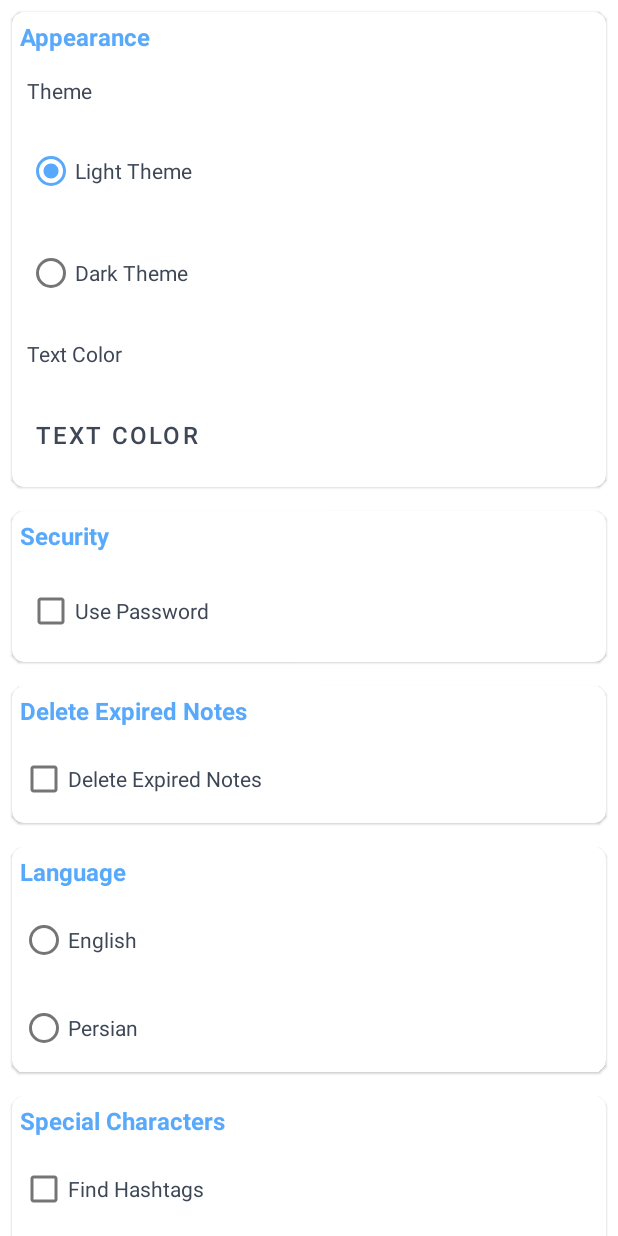
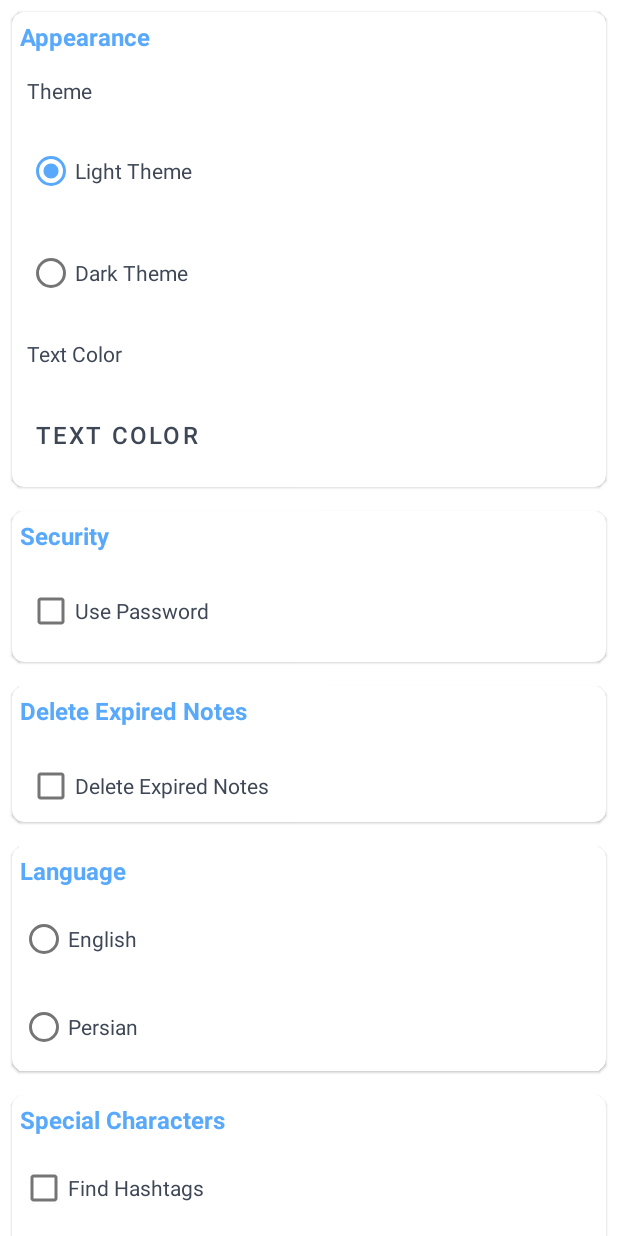
Before and after one commit to KeyvanSa/NoteBook, an Android app: the layout activity_settings.xml on its own in the app's theme, with its tools: preview values and no code run, on a phone screen of 412 x 824 dp. Run offline under Robolectric (Android 15) with nearby library versions, the phone set to English and light mode, and no system bars.

Commit message:
some changes 5.0

```diff
--- a/app/src/main/res/layout/activity_settings.xml
+++ b/app/src/main/res/layout/activity_settings.xml
@@ -9,9 +9,9 @@
     tools:context=".Activity.SettingsActivity">
 
     <LinearLayout
-        android:orientation="vertical"
         android:layout_width="match_parent"
-        android:layout_height="wrap_content">
+        android:layout_height="wrap_content"
+        android:orientation="vertical">
 
         <androidx.cardview.widget.CardView
             android:id="@+id/cardView"
@@ -22,9 +22,9 @@
             app:cardCornerRadius="8dp"
             app:cardElevation="1dp">
             <LinearLayout
-                android:orientation="vertical"
                 android:layout_width="match_parent"
-                android:layout_height="wrap_content">
+                android:layout_height="wrap_content"
+                android:orientation="vertical">
 
                 <TextView
                     android:id="@+id/textViewTitle1"
@@ -89,23 +89,23 @@
                     android:textSize="14sp" />
 
                 <LinearLayout
+                    android:id="@+id/linearColorButtons"
                     android:layout_width="match_parent"
                     android:layout_height="wrap_content"
-                    android:orientation="vertical"
                     android:layout_below="@id/textViewTextColor"
-                    android:id="@+id/linearColorButtons"
-                    android:layout_margin="5dp">
+                    android:layout_margin="5dp"
+                    android:orientation="vertical">
 
                     <com.google.android.material.button.MaterialButton
                         android:id="@+id/buttonTextColor"
                         style="@style/firstButton"
-                        android:background="#00000000"
-                        android:textColor="?attr/textColor"
-                        android:gravity="start|center_vertical"
                         android:layout_width="match_parent"
                         android:layout_height="wrap_content"
                         android:layout_margin="5dp"
-                        android:text="@string/text_color" />
+                        android:background="#00000000"
+                        android:gravity="start|center_vertical"
+                        android:text="@string/text_color"
+                        android:textColor="?attr/textColor" />
 
                 </LinearLayout>
             </LinearLayout>
@@ -120,9 +120,9 @@
             app:cardCornerRadius="8dp"
             app:cardElevation="1dp">
             <LinearLayout
-                android:orientation="vertical"
                 android:layout_width="match_parent"
-                android:layout_height="wrap_content">
+                android:layout_height="wrap_content"
+                android:orientation="vertical">
                 <TextView
                     android:id="@+id/textViewTitle2"
                     style="@style/textViewTitle"
@@ -237,9 +237,9 @@
             app:cardCornerRadius="8dp"
             app:cardElevation="1dp">
             <LinearLayout
-                android:orientation="vertical"
                 android:layout_width="match_parent"
-                android:layout_height="wrap_content">
+                android:layout_height="wrap_content"
+                android:orientation="vertical">
                 <TextView
                     android:id="@+id/textViewTitle3"
                     style="@style/textViewTitle"
@@ -257,8 +257,9 @@
                     style="@style/textViewTitle"
                     android:layout_width="match_parent"
                     android:layout_height="wrap_content"
-                    android:layout_below="@id/textViewTitle2"
-                    android:layout_margin="5dp"
+                    android:layout_marginLeft="10dp"
+                    android:layout_marginTop="10dp"
+                    android:layout_marginRight="10dp"
                     android:text="@string/delete_timer"
                     android:textSize="14sp" />
 
@@ -266,8 +267,9 @@
                     android:id="@+id/linearExpiredNotes"
                     android:layout_width="match_parent"
                     android:layout_height="wrap_content"
-                    android:layout_below="@id/checkboxUsePassword"
-                    android:layout_margin="5dp"
+                    android:layout_marginLeft="10dp"
+                    android:layout_marginRight="10dp"
+                    android:layout_marginBottom="10dp"
                     android:orientation="vertical"
                     android:visibility="gone">
 
@@ -276,7 +278,6 @@
                         style="@style/textViewTitle"
                         android:layout_width="match_parent"
                         android:layout_height="wrap_content"
-                        android:layout_margin="10dp"
                         android:alpha="0.7"
                         android:text="@string/expire_notes_information"
                         android:textSize="12sp" />
@@ -295,9 +296,9 @@
             app:cardCornerRadius="8dp"
             app:cardElevation="1dp">
             <LinearLayout
-                android:orientation="vertical"
                 android:layout_width="match_parent"
-                android:layout_height="wrap_content">
+                android:layout_height="wrap_content"
+                android:orientation="vertical">
                 <TextView
                     android:id="@+id/textViewTitle4"
                     style="@style/textViewTitle"
@@ -311,9 +312,9 @@
                     android:textStyle="bold" />
 
                <RadioGroup
-                   android:orientation="vertical"
                    android:layout_width="match_parent"
-                   android:layout_height="wrap_content">
+                   android:layout_height="wrap_content"
+                   android:orientation="vertical">
 
                    <com.google.android.material.radiobutton.MaterialRadioButton
                        android:id="@+id/radioButtonEnglishLanguage"
@@ -349,9 +350,9 @@
             app:cardCornerRadius="8dp"
             app:cardElevation="1dp">
             <LinearLayout
-                android:orientation="vertical"
                 android:layout_width="match_parent"
-                android:layout_height="wrap_content">
+                android:layout_height="wrap_content"
+                android:orientation="vertical">
 
                 <TextView
                     android:id="@+id/textViewTitle5"
--- a/app/src/main/res/layout/item_note.xml
+++ b/app/src/main/res/layout/item_note.xml
@@ -10,8 +10,7 @@
 
     <RelativeLayout
         android:layout_width="match_parent"
-        android:layout_height="wrap_content"
-        android:background="?attr/colorAccent">
+        android:layout_height="wrap_content">
 
         <com.google.android.material.checkbox.MaterialCheckBox
             android:id="@+id/checkboxChooseItem"
@@ -26,6 +25,7 @@
             app:buttonTint="@color/white" />
 
         <RelativeLayout
+            android:id="@+id/relativeLayoutContent"
             android:layout_width="match_parent"
             android:layout_height="wrap_content"
             android:layout_marginRight="10dp"
--- a/app/src/main/res/layout/item_task.xml
+++ b/app/src/main/res/layout/item_task.xml
@@ -6,10 +6,11 @@
     android:layout_height="wrap_content"
     android:layout_margin="5dp"
     android:minHeight="70dp"
-    app:cardBackgroundColor="@color/color_accent"
+    app:cardBackgroundColor="?attr/colorAccent"
     app:cardCornerRadius="5dp">
 
     <RelativeLayout
+        android:id="@+id/relativeLayoutContent"
         android:layout_width="match_parent"
         android:layout_height="wrap_content"
         android:layout_marginRight="10dp"
@@ -19,10 +20,10 @@
         <CheckBox
             android:id="@+id/textViewTitle"
             style="@style/textViewTitle"
-            android:layout_centerVertical="true"
             android:layout_width="wrap_content"
             android:layout_height="wrap_content"
             android:layout_alignParentRight="true"
+            android:layout_centerVertical="true"
             android:layout_margin="5dp"
             android:maxLines="5" />
 
--- a/app/src/main/res/layout/layout_bottom_sheet_selected_notes.xml
+++ b/app/src/main/res/layout/layout_bottom_sheet_selected_notes.xml
@@ -145,6 +145,7 @@
                     android:id="@+id/radioGroupSelectSeparator"
                     android:layout_width="match_parent"
                     android:layout_height="wrap_content"
+                    android:visibility="gone"
                     android:checkedButton="@id/radioButtonLine">
                     <com.google.android.material.radiobutton.MaterialRadioButton
                         android:id="@+id/radioButtonLine"
```
Also changed, not shown: app/src/main/java/ebookline/notepad/Activity/MainActivity.java (+16 -2 lines), app/src/main/java/ebookline/notepad/Activity/SettingsActivity.java (+15 -12 lines), app/src/main/java/ebookline/notepad/Adapter/NoteAdapter.java (+10 -7 lines), app/src/main/java/ebookline/notepad/Adapter/TaskAdapter.java (+10 -1 lines), app/src/main/java/ebookline/notepad/Dialogs/BottomSheetSelectedNotes.java (+13 -0 lines), app/src/main/java/ebookline/notepad/Util/HelperClass.java (+15 -0 lines).
